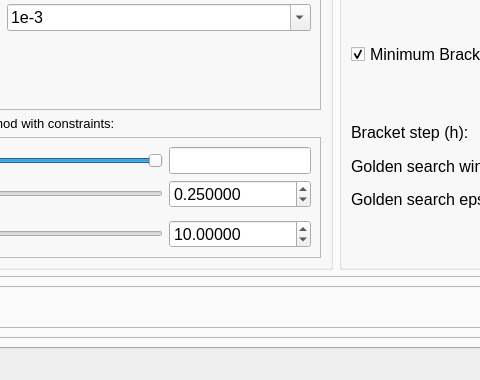
Qt form controlTheoryPowellPowell.ui (krasux/Powell_Powell_Optimization_Program) before a commit; both pictures show x 189 to 669 and y 633 to 1013 of the 1049 by 1013 pixel window.
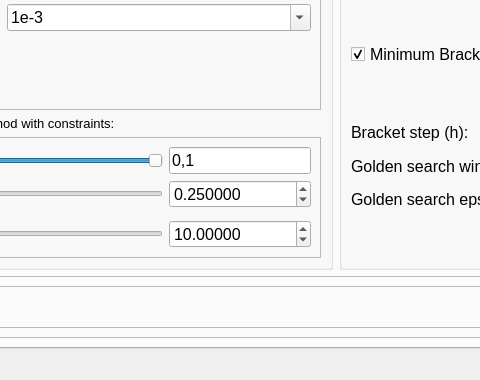
The same form after that commit.

Commit message: New way to choose cMin

The edit to the form file:
```diff
--- a/controlTheoryPowellPowell.ui
+++ b/controlTheoryPowellPowell.ui
@@ -586,6 +586,9 @@
                     <height>16777215</height>
                    </size>
                   </property>
+                  <property name="text">
+                   <string>0,1</string>
+                  </property>
                  </widget>
                 </item>
                </layout>
```
Left out of the diff: 4 changed lines with no effect on the pictures. The commit also changes 2 other files.
